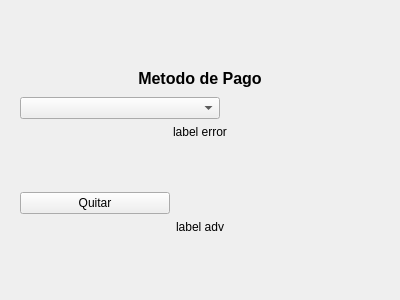
Before: the Qt Designer form Minimarket/archivos_ui/ventana_borrar_metodo_de_pago.ui in rulssss/Minimarket, drawn with Qt 5.
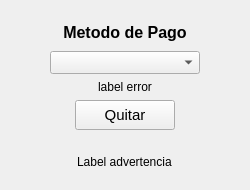
After: the same form once the commit is applied.

Diff of the .ui file:
```diff
--- a/Minimarket/archivos_ui/ventana_borrar_metodo_de_pago.ui
+++ b/Minimarket/archivos_ui/ventana_borrar_metodo_de_pago.ui
@@ -6,10 +6,22 @@
    <rect>
     <x>0</x>
     <y>0</y>
-    <width>400</width>
-    <height>300</height>
+    <width>250</width>
+    <height>190</height>
    </rect>
   </property>
+  <property name="minimumSize">
+   <size>
+    <width>250</width>
+    <height>190</height>
+   </size>
+  </property>
+  <property name="maximumSize">
+   <size>
+    <width>250</width>
+    <height>190</height>
+   </size>
+  </property>
   <property name="windowTitle">
    <string>Form</string>
   </property>
@@ -23,19 +35,6 @@
       <enum>QFrame::Raised</enum>
      </property>
      <layout class="QVBoxLayout" name="verticalLayout">
-      <item>
-       <spacer name="verticalSpacer">
-        <property name="orientation">
-         <enum>Qt::Vertical</enum>
-        </property>
-        <property name="sizeHint" stdset="0">
-         <size>
-          <width>20</width>
-          <height>40</height>
-         </size>
-        </property>
-       </spacer>
-      </item>
       <item>
        <widget class="QLabel" name="label">
         <property name="minimumSize">
@@ -58,23 +57,28 @@
         </property>
        </widget>
       </item>
-      <item>
+      <item alignment="Qt::AlignmentFlag::AlignHCenter">
        <widget class="QComboBox" name="comboBox">
         <property name="minimumSize">
          <size>
-          <width>200</width>
+          <width>150</width>
           <height>0</height>
          </size>
         </property>
         <property name="maximumSize">
          <size>
-          <width>200</width>
+          <width>150</width>
           <height>16777215</height>
          </size>
         </property>
+        <property name="font">
+         <font>
+          <pointsize>10</pointsize>
+         </font>
+        </property>
        </widget>
       </item>
-      <item>
+      <item alignment="Qt::AlignmentFlag::AlignHCenter">
        <widget class="QLabel" name="label_2">
         <property name="text">
          <string>label error</string>
@@ -84,64 +88,40 @@
         </property>
        </widget>
       </item>
-      <item>
-       <spacer name="verticalSpacer_2">
-        <property name="orientation">
-         <enum>Qt::Vertical</enum>
-        </property>
-        <property name="sizeHint" stdset="0">
-         <size>
-          <width>20</width>
-          <height>40</height>
-         </size>
-        </property>
-       </spacer>
-      </item>
-      <item>
+      <item alignment="Qt::AlignmentFlag::AlignHCenter">
        <widget class="QPushButton" name="pushButton">
         <property name="minimumSize">
          <size>
-          <width>150</width>
-          <height>0</height>
+          <width>100</width>
+          <height>30</height>
          </size>
         </property>
         <property name="maximumSize">
          <size>
-          <width>150</width>
-          <height>16777215</height>
+          <width>100</width>
+          <height>30</height>
          </size>
         </property>
+        <property name="font">
+         <font>
+          <pointsize>11</pointsize>
+         </font>
+        </property>
         <property name="text">
          <string>Quitar</string>
         </property>
        </widget>
       </item>
-      <item>
-       <widget class="QLabel" name="label_3">
-        <property name="text">
-         <string>label adv</string>
-        </property>
-        <property name="alignment">
-         <set>Qt::AlignCenter</set>
-        </property>
-       </widget>
-      </item>
-      <item>
-       <spacer name="verticalSpacer_3">
-        <property name="orientation">
-         <enum>Qt::Vertical</enum>
-        </property>
-        <property name="sizeHint" stdset="0">
-         <size>
-          <width>20</width>
-          <height>40</height>
-         </size>
-        </property>
-       </spacer>
-      </item>
      </layout>
     </widget>
    </item>
+   <item row="1" column="0" alignment="Qt::AlignmentFlag::AlignHCenter">
+    <widget class="QLabel" name="label_3">
+     <property name="text">
+      <string>Label advertencia</string>
+     </property>
+    </widget>
+   </item>
   </layout>
  </widget>
  <resources/>
```
Left out of the diff: 8 changed lines with no effect on the pictures.
